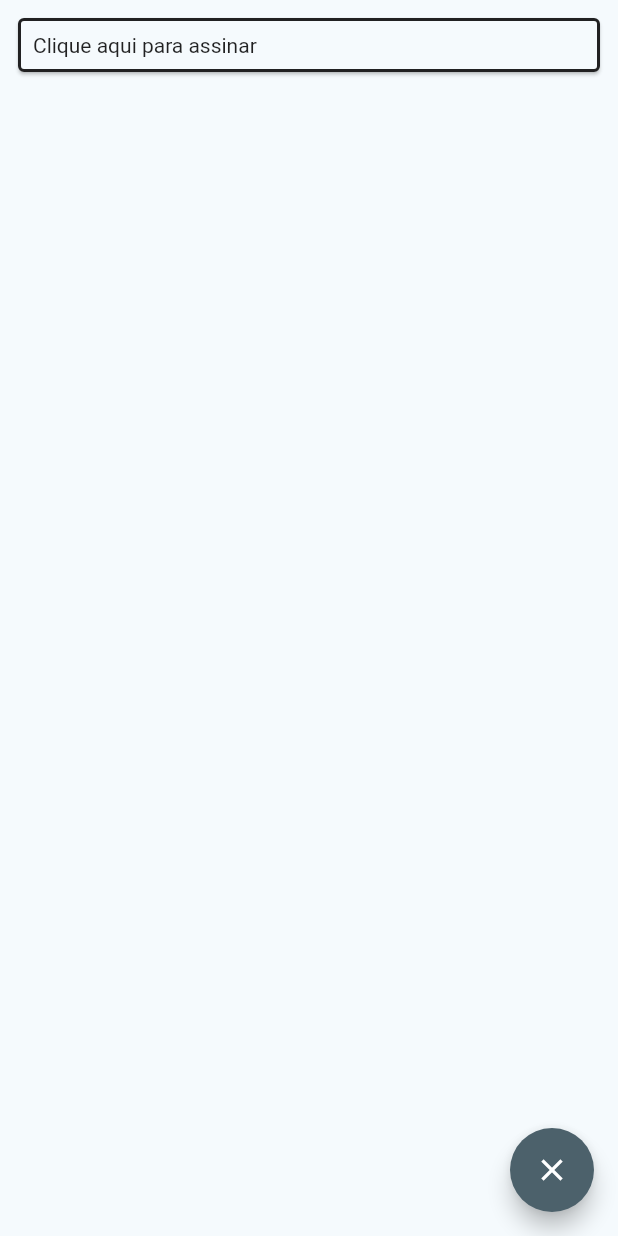
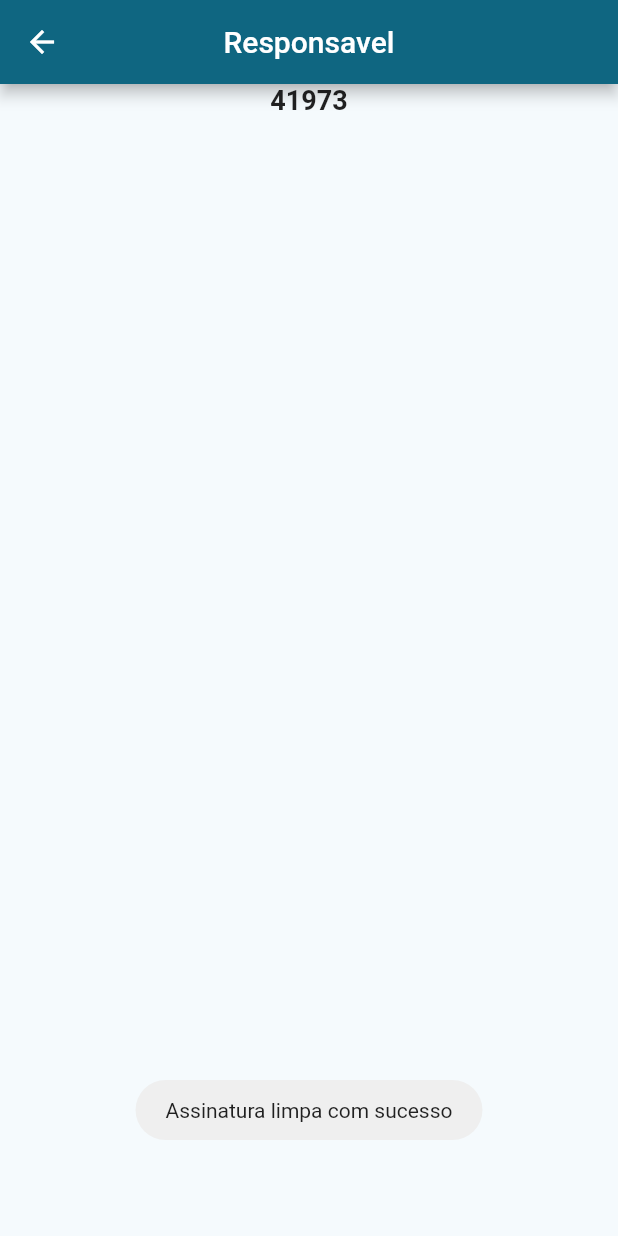
Before and after one commit to melmonfre/rodar_webOS, a Flutter app: the Imagem screen opened directly, after a tap on the "clear" icon, on a phone screen of 412 x 824 dp. Run offline on Flutter 3.47's test engine with Material 2 defaults, Android fonts, the phone set to English and light mode, and no system bars; our stand-ins replace fluttertoast, gallery_saver, image_picker, signature.

Commit message:
assinatura implementada

```diff
--- /dev/null
+++ b/lib/pages/responsavel/tela_responsavel.dart
@@ -0,0 +1,53 @@
+import 'package:flutter/material.dart';
+import 'package:rodarwebos/pages/assinatura/home_assinatura.dart';
+import 'package:rodarwebos/widgets/foto_assinatura/imagem.dart';
+import 'package:rodarwebos/widgets/ordem_servico/variaveis_resumo_os.dart';
+
+class TelaResponsavel extends StatefulWidget {
+  @override
+  _TelaResponsavelState createState() => _TelaResponsavelState();
+}
+
+class _TelaResponsavelState extends State<TelaResponsavel> {
+  var variaveis = VariaveisResumo();
+
+  @override
+  Widget build(BuildContext context) {
+    return Scaffold(
+      appBar: AppBar(
+        centerTitle: true,
+        leading: IconButton(
+          icon: Icon(Icons.arrow_back),
+          onPressed: () {
+            Navigator.pop(context);
+          },
+        ),
+        title: Text('Responsavel'),
+      ),
+      body: SingleChildScrollView(
+        child: Padding(
+          padding: EdgeInsets.symmetric(horizontal: 20.0),
+          child: Column(
+            crossAxisAlignment: CrossAxisAlignment.start,
+            children: [
+              Container(
+                alignment: Alignment.center,
+                child: Text(
+                  variaveis.numero_os.toString(),
+                  style: TextStyle(
+                    fontSize: 18,
+                    fontWeight: FontWeight.bold,
+                  ),
+
+                ),
+
+
+              ),
+
+            ],
+          ),
+        ),
+      ),
+    );
+  }
+}
--- a/lib/widgets/foto_assinatura/assinatura.dart
+++ b/lib/widgets/foto_assinatura/assinatura.dart
@@ -36,7 +36,7 @@ class _AssinaturaState extends State<Assinatura> {
               Uint8List? data = await widget._controller.toPngBytes();
               Navigator.pop(context, data);
             },
-            child: Text('Concluir'),
+            child: Text('Salvar'),
           ),
         ],
       ),
--- a/lib/widgets/foto_assinatura/imagem.dart
+++ b/lib/widgets/foto_assinatura/imagem.dart
@@ -1,9 +1,11 @@
+import 'dart:io';
 import 'dart:typed_data';
-import 'dart:io';
 
 import 'package:flutter/material.dart';
 import 'package:gallery_saver/gallery_saver.dart';
 import 'package:path_provider/path_provider.dart';
+import 'package:fluttertoast/fluttertoast.dart';
+import 'package:rodarwebos/pages/responsavel/tela_responsavel.dart';
 import 'package:rodarwebos/widgets/assinatura/assinatura.dart';
 import 'package:signature/signature.dart';
 
@@ -14,11 +16,10 @@ class Imagem extends StatefulWidget {
 
 class _ImagemState extends State<Imagem> {
   final SignatureController _controller = SignatureController(
-    penStrokeWidth: 4,
-    penColor: Colors.black,
-    // exportBackgroundColor: Colors.transparent,
-    exportBackgroundColor: Colors.white
-  );
+      penStrokeWidth: 4,
+      penColor: Colors.black,
+      // exportBackgroundColor: Colors.transparent,
+      exportBackgroundColor: Colors.white);
   Uint8List? data;
 
   Future<void> _criarImagem(context) async {
@@ -49,7 +50,6 @@ class _ImagemState extends State<Imagem> {
     return Container(
       height: 600, // Defina a altura desejada para o widget Imagem
       child: Scaffold(
-
         body: Padding(
           padding: const EdgeInsets.all(8.0),
           child: ListView(
@@ -79,10 +79,18 @@ class _ImagemState extends State<Imagem> {
         ),
         floatingActionButton: FloatingActionButton(
           onPressed: () {
-            setState(() {
-              _controller.clear();
-              data = null;
-            });
+            _controller.clear();
+
+            Fluttertoast.showToast(
+              msg: 'Assinatura limpa com sucesso',
+              toastLength: Toast.LENGTH_SHORT,
+              gravity: ToastGravity.BOTTOM,
+            );
+
+            Navigator.push(
+              context,
+              MaterialPageRoute(builder: (context) => TelaResponsavel()),
+            );
           },
           child: Icon(Icons.clear),
         ),
--- a/pubspec.yaml
+++ b/pubspec.yaml
@@ -45,6 +45,7 @@ dependencies:
   loading_animation_widget: ^1.2.0+4
   shared_preferences: ^2.1.0
   provider: ^6.0.5
+  fluttertoast: ^8.2.1
 
 dev_dependencies:
   flutter_test:
```
Also changed, not shown: pubspec.lock.
